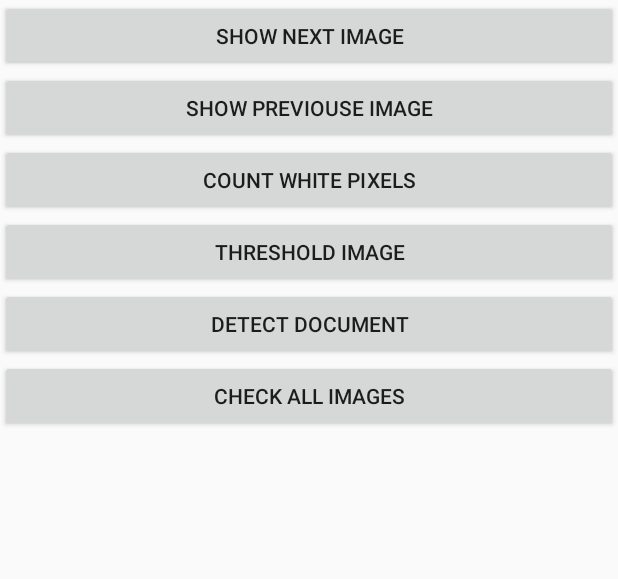
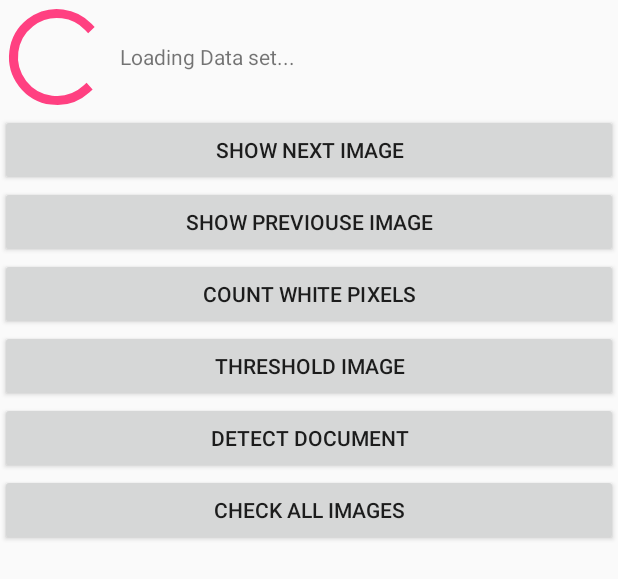
Before and after one commit to karmaobserver/DocumentRecognition, an Android app: the layout activity_main.xml on its own in the app's theme, with its tools: preview values and no code run, on a phone screen of 412 x 824 dp. Shown: the top 579 px of the screen. Run offline under Robolectric (Android 15) with nearby library versions, the phone set to English and light mode, and no system bars.

```diff
--- a/app/src/main/res/layout/activity_main.xml
+++ b/app/src/main/res/layout/activity_main.xml
@@ -18,6 +18,31 @@
             android:layout_width="wrap_content"
             android:layout_height="wrap_content"
             />
+
+        <LinearLayout
+            android:id="@+id/loadingSpinnerLinear"
+            android:layout_width="match_parent"
+            android:layout_height="wrap_content"
+            android:orientation="horizontal">
+
+            <ProgressBar
+                android:id="@+id/spinner"
+                style="?android:attr/progressBarStyleLarge"
+                android:layout_width="wrap_content"
+                android:layout_height="wrap_content"
+                android:layout_centerHorizontal="true" />
+
+            <TextView
+                android:id="@+id/loadingDataSet"
+                android:layout_width="wrap_content"
+                android:layout_height="wrap_content"
+                android:layout_gravity="center"
+                android:layout_marginStart="4dp"
+                android:layout_marginLeft="4dp"
+                android:text="@string/loading_data_set"/>
+
+        </LinearLayout>
+
 
         <Button
             android:id="@+id/showNextImage"
--- a/app/src/main/res/values/strings.xml
+++ b/app/src/main/res/values/strings.xml
@@ -1,3 +1,4 @@
 <resources>
     <string name="app_name">DocumentRecognition</string>
+    <string name="loading_data_set">Loading Data set...</string>
 </resources>
```
Also changed, not shown: app/src/main/java/com/makaji/aleksej/documentrecognition/ImageRepository.java (+101 -7 lines), app/src/main/java/com/makaji/aleksej/documentrecognition/activity/MainActivity.java (+41 -74 lines).
